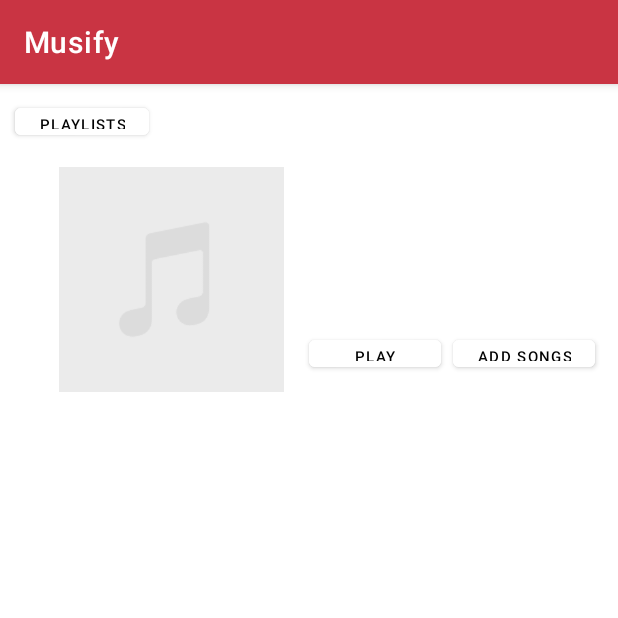
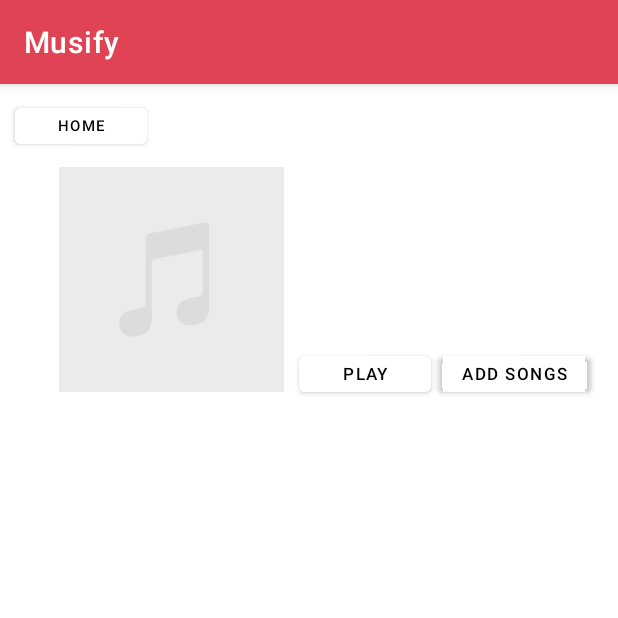
Before and after one commit to zaedaamrin/HackChallenge2021, an Android app: the PlaylistSongsActivity screen opened directly, with no data from a screen before it, on a phone screen of 412 x 824 dp, the top half of it. Run offline under Robolectric (Android 15) with nearby library versions, the light colour scheme and no system bars; 5 statements that could not run were skipped.

Commit message:
redesigning layouts and buttons

```diff
--- a/Musify/app/src/main/java/com/example/musify/PlaylistSongsActivity.kt
+++ b/Musify/app/src/main/java/com/example/musify/PlaylistSongsActivity.kt
@@ -55,7 +55,9 @@ class PlaylistSongsActivity : AppCompatActivity() {
         playlistImage = findViewById(R.id.songsPlaylistImage)
 
         playlistName.text = intent.extras?.getString("name")
-        playlistSize.text = intent.extras?.getString("size")
+        val numSongs = intent.extras?.getInt("size")
+        if (numSongs!! == 1) { playlistSize.text = getString(R.string.size_one) }
+        else { playlistSize.text = ("$numSongs Songs") }
         playlistImage.setImageResource(R.drawable.empty_playlist)
 
 
@@ -71,7 +73,7 @@ class PlaylistSongsActivity : AppCompatActivity() {
         if (name != null && artist != null && songUrl != null) {
             Log.d("playlist_songs", playlist.toString())
             playlist.add(Song(name, artist, songUrl, R.drawable.empty_playlist))
-            Log.d("playlist_songs", ("after adding song: "+playlist.toString()))
+            Log.d("playlist_songs", ("after adding song: $playlist"))
         }
 
         adapter.notifyItemChanged(position) // pass it position of new song
--- a/Musify/app/src/main/java/com/example/musify/SongDetailsActivity.kt
+++ b/Musify/app/src/main/java/com/example/musify/SongDetailsActivity.kt
@@ -32,7 +32,7 @@ class SongDetailsActivity : AppCompatActivity() {
         returnButton.setOnClickListener {
             val intent = Intent(this, PlaylistSongsActivity::class.java).apply {
                 putExtra("name", n)
-                putExtra("size", s)
+                putExtra("size", s+1)
                 putExtra("songName", nameInput.text.toString())
                 putExtra("artist", artistInput.text.toString())
                 putExtra("url", urlInput.text.toString())
--- /dev/null
+++ b/Musify/app/src/main/res/drawable/circle.xml
@@ -0,0 +1,5 @@
+<?xml version="1.0" encoding="utf-8"?>
+<shape xmlns:android="http://schemas.android.com/apk/res/android">
+    <corners android:radius="400dp" />
+    <solid android:color="@color/pale_red" />
+</shape>
--- /dev/null
+++ b/Musify/app/src/main/res/drawable/rounded_corners.xml
@@ -0,0 +1,5 @@
+<?xml version="1.0" encoding="utf-8"?>
+<shape xmlns:android="http://schemas.android.com/apk/res/android">
+    <corners android:radius="33dp" />
+    <solid android:color="@color/pale_red" />
+</shape>
--- a/Musify/app/src/main/res/layout/activity_playlist_songs.xml
+++ b/Musify/app/src/main/res/layout/activity_playlist_songs.xml
@@ -10,9 +10,10 @@
         android:id="@+id/backButton"
         android:layout_width="wrap_content"
         android:layout_height="30dp"
+        android:insetBottom="0dp"
         android:layout_marginLeft="10dp"
         android:layout_marginTop="10dp"
-        android:text = "Playlists"
+        android:text = "@string/button_to_home"
         android:textColor="@color/black"
         android:textSize="10sp"
         android:textAlignment="center"
@@ -40,12 +41,13 @@
         android:id="@+id/songsPlaylistName"
         android:layout_width="wrap_content"
         android:layout_height="wrap_content"
+        android:textColor="@color/black"
         android:layout_marginTop="45dp"
+        android:textSize="28sp"
         app:layout_constraintEnd_toEndOf="parent"
         app:layout_constraintStart_toEndOf="@+id/songsPlaylistImage"
         app:layout_constraintTop_toTopOf="parent"
-        app:layout_constraintVertical_bias="0.07"
-        android:textSize="20sp" />
+        app:layout_constraintVertical_bias="0.07" />
 
     <TextView
         android:id="@+id/songsPlaylistSize"
@@ -55,42 +57,41 @@
         app:layout_constraintEnd_toEndOf="parent"
         app:layout_constraintStart_toEndOf="@+id/songsPlaylistImage"
         app:layout_constraintTop_toBottomOf="@id/songsPlaylistName"
-        app:layout_constraintVertical_bias="0.07"
         android:textSize="17sp" />
 
     <Button
         android:id="@+id/playButton"
         android:layout_width="wrap_content"
         android:layout_height="30dp"
-        android:layout_marginLeft="10dp"
         android:backgroundTint="@color/white"
+        android:insetBottom="0dp"
         android:text="Play"
         android:textAlignment="center"
         android:textColor="@color/black"
-        android:textSize="10sp"
+        android:textSize="11sp"
+        android:layout_marginStart="10dp"
+        android:layout_marginBottom="7dp"
         app:layout_constraintBottom_toTopOf="@+id/songsRecyclerView"
-        app:layout_constraintEnd_toStartOf="@+id/addSongButton"
-        app:layout_constraintHorizontal_bias="0.95"
-        app:layout_constraintStart_toStartOf="@+id/songsPlaylistImage"
-        app:layout_constraintTop_toBottomOf="@+id/songsPlaylistSize"
-        app:layout_constraintVertical_bias="0.357" />
+        app:layout_constraintStart_toEndOf="@+id/songsPlaylistImage"
+        app:layout_constraintTop_toBottomOf="@+id/songsPlaylistSize" />
 
     <Button
         android:id="@+id/addSongButton"
         android:layout_width="wrap_content"
         android:layout_height="30dp"
-        android:layout_marginLeft="10dp"
+        android:layout_marginStart="8dp"
         android:backgroundTint="@color/white"
+        android:insetLeft="-4dp"
+        android:insetRight="-4dp"
+        android:insetBottom="0dp"
+        android:minWidth="0dp"
         android:text="Add Songs"
         android:textAlignment="center"
         android:textColor="@color/black"
-        android:textSize="10sp"
-        app:layout_constraintBottom_toTopOf="@+id/songsRecyclerView"
-        app:layout_constraintEnd_toEndOf="parent"
-        app:layout_constraintHorizontal_bias="0.95"
-        app:layout_constraintStart_toStartOf="parent"
-        app:layout_constraintTop_toBottomOf="@+id/songsPlaylistSize"
-        app:layout_constraintVertical_bias="0.357" />
+        android:textSize="11sp"
+        app:layout_constraintBottom_toBottomOf="@+id/playButton"
+        app:layout_constraintStart_toEndOf="@+id/playButton"
+        app:layout_constraintTop_toTopOf="@+id/playButton"/>
 
     <androidx.recyclerview.widget.RecyclerView
         android:id="@+id/songsRecyclerView"
@@ -100,9 +101,7 @@
         android:layout_marginTop = "30dp"
         app:layout_constraintBottom_toBottomOf="parent"
         app:layout_constraintEnd_toEndOf="parent"
-        app:layout_constraintHorizontal_bias="0.0"
         app:layout_constraintStart_toStartOf="parent"
-        app:layout_constraintTop_toBottomOf="@+id/songsPlaylistImage"
-        app:layout_constraintVertical_bias="0.0" />
+        app:layout_constraintTop_toBottomOf="@+id/songsPlaylistImage" />
 
 </androidx.constraintlayout.widget.ConstraintLayout>
--- a/Musify/app/src/main/res/values/colors.xml
+++ b/Musify/app/src/main/res/values/colors.xml
@@ -10,4 +10,6 @@
     <color name="dark_red">#ab2936</color>
     <color name="red">#c93443</color>
     <color name="light_red">#e04353</color>
+    <color name="pale_red">#fff0f2</color>
+    <color name="grey">#e0e0e0</color>
 </resources>
--- a/Musify/app/src/main/res/values/strings.xml
+++ b/Musify/app/src/main/res/values/strings.xml
@@ -20,4 +20,7 @@
     <string name="new_song_name">Enter name of song</string>
     <string name="new_song_artist">Enter name of artist</string>
     <string name="new_song_url">Enter Youtube link of song</string>
+    <string name="size_one">1 Song</string>
+    <string name="song_name">Song Name</string>
+    <string name="artist_name">Artist Name</string>
 </resources>
--- a/Musify/app/src/main/res/values/themes.xml
+++ b/Musify/app/src/main/res/values/themes.xml
@@ -2,7 +2,7 @@
     <!-- Base application theme. -->
     <style name="Theme.Musify" parent="Theme.MaterialComponents.DayNight.DarkActionBar">
         <!-- Primary brand color. -->
-        <item name="colorPrimary">@color/red</item>
+        <item name="colorPrimary">@color/light_red</item>
         <item name="colorPrimaryVariant">@color/dark_red</item>
         <item name="colorOnPrimary">@color/white</item>
         <!-- Secondary brand color. -->
```
Also changed, not shown: Musify/app/src/main/res/layout/activity_main.xml (+13 -11 lines), Musify/app/src/main/res/layout/activity_playlist_details.xml (+15 -10 lines), Musify/app/src/main/res/layout/song_cell.xml (+9 -5 lines).
